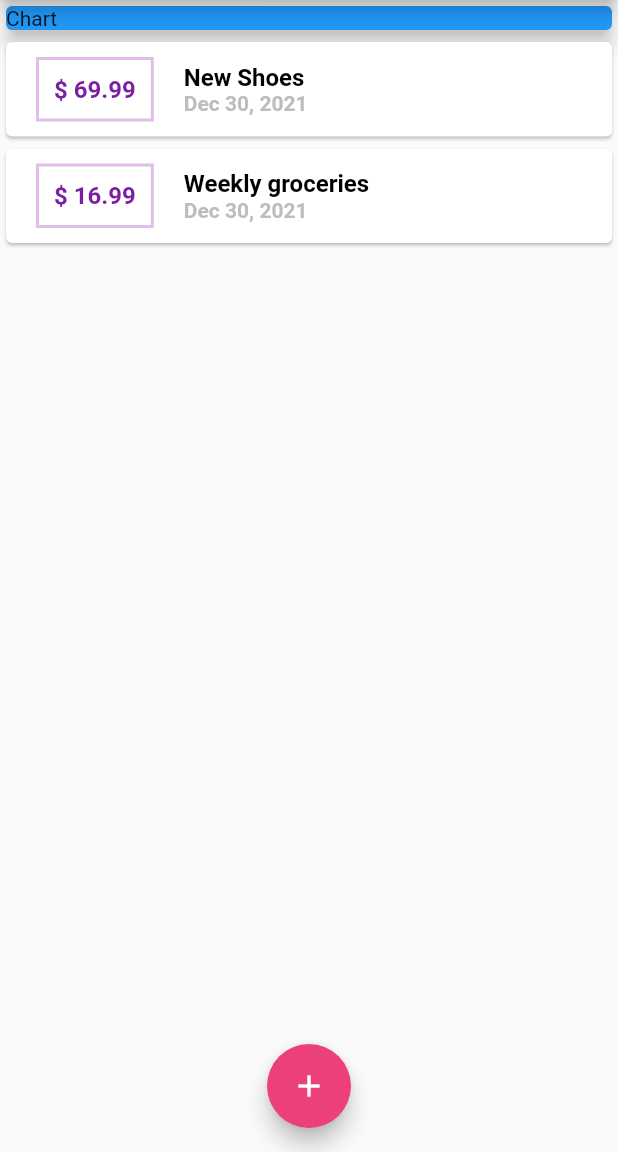
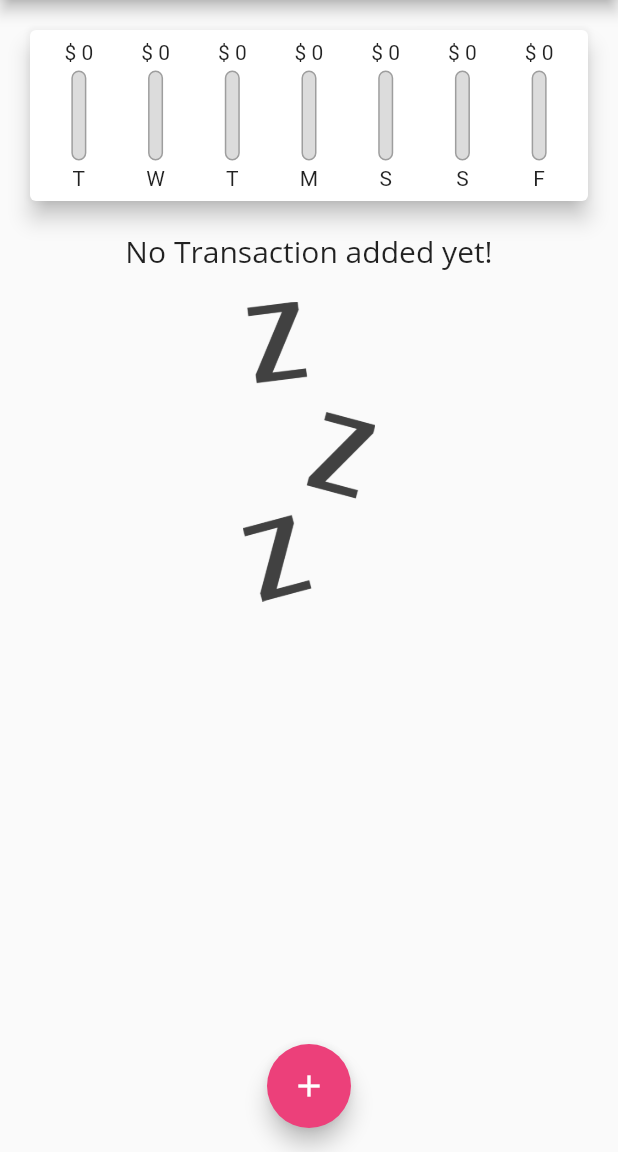
Before and after one commit to asraavisena/personal_expense_app, a Flutter app: the screen it shows after launch, on a phone screen of 412 x 824 dp, the part 84-1236 px from its top. Run offline on Flutter 3.47's test engine with Material 2 defaults, Android fonts, the phone set to English and light mode, and no system bars.

Commit message:
add chart bar

```diff
--- a/lib/main.dart
+++ b/lib/main.dart
@@ -1,6 +1,5 @@
-import 'package:flutter/gestures.dart';
 import 'package:flutter/material.dart';
-import 'package:personal_expense_app/widgets/transaction_list.dart';
+import './widgets/chart.dart';
 import './widgets/new_transaction.dart';
 import './widgets/transaction_list.dart';
 import './models/transaction.dart';
@@ -44,14 +43,23 @@ class MyHomePage extends StatefulWidget {
 
 class _MyHomePageState extends State<MyHomePage> {
   final List<Transaction> _userTransactions = [
-    Transaction(
-        id: 'T1', title: 'New Shoes', amount: 69.99, date: DateTime.now()),
-    Transaction(
-        id: 'T2',
-        title: 'Weekly groceries',
-        amount: 16.99,
-        date: DateTime.now())
+    // Transaction(
+    //     id: 'T1', title: 'New Shoes', amount: 69.99, date: DateTime.now()),
+    // Transaction(
+    //     id: 'T2',
+    //     title: 'Weekly groceries',
+    //     amount: 16.99,
+    //     date: DateTime.now())
   ];
+
+  List<Transaction> get _recentTransaction {
+    return _userTransactions.where((tx) {
+      return tx.date.isAfter(DateTime.now().subtract(
+        Duration(days: 7),
+      ));
+    }).toList();
+  }
+
   void _addTransaction(String title, double amount) {
     final newTransaction = Transaction(
         title: title,
@@ -96,14 +104,7 @@ class _MyHomePageState extends State<MyHomePage> {
             children: <Widget>[
               // Card will take width child, but if the parents had width it will take the parent,
               // Column is not the parent, usually is Container so it is no problem to put Container in Card or outside Card as Parent
-              Container(
-                  // double.infinity will expand depends on screen
-                  width: double.infinity,
-                  child: const Card(
-                    color: Colors.blue,
-                    child: Text('Chart'),
-                    elevation: 5,
-                  )),
+              Chart(_recentTransaction),
               TransactionList(_userTransactions),
             ],
           ),
--- /dev/null
+++ b/lib/widgets/chart.dart
@@ -0,0 +1,61 @@
+import 'package:flutter/material.dart';
+import 'package:intl/intl.dart';
+import '../widgets/chart_bar.dart';
+import '../models/transaction.dart';
+
+class Chart extends StatelessWidget {
+  final List<Transaction> recentTransaction;
+  Chart(this.recentTransaction);
+
+  List<Map<String, Object>> get groupedTransactionValues {
+    return List.generate(7, (index) {
+      final weekDay = DateTime.now().subtract(
+        Duration(days: index),
+      );
+      double totalSum = 0.0;
+      for (var i = 0; i < recentTransaction.length; i++) {
+        if (recentTransaction[i].date.day == weekDay.day &&
+            recentTransaction[i].date.month == weekDay.month &&
+            recentTransaction[i].date.year == weekDay.year) {
+          totalSum += recentTransaction[i].amount;
+        }
+      }
+
+      return {
+        'day': DateFormat.E().format(weekDay).substring(0, 1),
+        'amount': totalSum
+      };
+    });
+  }
+
+  double get totalSpending {
+    return groupedTransactionValues.fold(0.0, (sum, item) {
+      return sum + (item['amount'] as double);
+    });
+  }
+
+  @override
+  Widget build(BuildContext context) {
+    return Card(
+      elevation: 6,
+      margin: EdgeInsets.all(20),
+      child: Container(
+        padding: EdgeInsets.all(7),
+        child: Row(
+          mainAxisAlignment: MainAxisAlignment.spaceAround,
+          children: groupedTransactionValues.map((data) {
+            return Flexible(
+              fit: FlexFit.tight,
+              child: ChartBar(
+                  (data['day'] as String),
+                  (data['amount'] as double),
+                  totalSpending == 0.0
+                      ? 0.0
+                      : (data['amount'] as double) / totalSpending),
+            );
+          }).toList(),
+        ),
+      ),
+    );
+  }
+}
--- /dev/null
+++ b/lib/widgets/chart_bar.dart
@@ -0,0 +1,46 @@
+import 'package:flutter/material.dart';
+
+class ChartBar extends StatelessWidget {
+  final String label;
+  final double spendingAmount;
+  final double spendingPercentageofTotal;
+
+  ChartBar(this.label, this.spendingAmount, this.spendingPercentageofTotal);
+  @override
+  Widget build(BuildContext context) {
+    return Column(
+      children: <Widget>[
+        FittedBox(child: Text('\$ ${spendingAmount.toStringAsFixed(0)}')),
+        SizedBox(
+          height: 4,
+        ),
+        Container(
+          height: 60,
+          width: 10,
+          child: Stack(
+            children: <Widget>[
+              Container(
+                decoration: BoxDecoration(
+                    borderRadius: BorderRadius.circular(20),
+                    border: Border.all(color: Colors.grey, width: 1.0),
+                    color: Color.fromRGBO(220, 220, 220, 1)),
+              ),
+              FractionallySizedBox(
+                heightFactor: spendingPercentageofTotal,
+                child: Container(
+                  decoration: BoxDecoration(
+                      borderRadius: BorderRadius.circular(20),
+                      color: Theme.of(context).primaryColor),
+                ),
+              )
+            ],
+          ),
+        ),
+        SizedBox(
+          height: 4,
+        ),
+        Text(label)
+      ],
+    );
+  }
+}
--- a/lib/widgets/transaction_list.dart
+++ b/lib/widgets/transaction_list.dart
@@ -11,7 +11,25 @@ class TransactionList extends StatelessWidget {
   Widget build(BuildContext context) {
     return Container(
         height: 300,
-        child: ListView.builder(
+        child: transactions.isEmpty
+            ? Column(
+                children: <Widget>[
+                  Text(
+                    'No Transaction added yet!',
+                    style: Theme.of(context).textTheme.headline6,
+                  ),
+                  SizedBox(
+                    height: 20,
+                  ),
+                  Container(
+                      height: 200,
+                      child: Image.asset(
+                        'assets/images/waiting.png',
+                        fit: BoxFit.cover,
+                      ))
+                ],
+              )
+            : ListView.builder(
                 itemBuilder: (ctx, index) {
 // return a widget
                   return Card(
@@ -19,7 +37,8 @@ class TransactionList extends StatelessWidget {
                     children: <Widget>[
                       Container(
                         padding: EdgeInsets.all(10),
-                  margin: EdgeInsets.symmetric(vertical: 10, horizontal: 20),
+                        margin:
+                            EdgeInsets.symmetric(vertical: 10, horizontal: 20),
                         // Decoration -> Border
                         decoration: BoxDecoration(
                             border: Border.all(
--- a/pubspec.yaml
+++ b/pubspec.yaml
@@ -57,8 +57,8 @@ flutter:
   uses-material-design: true
 
   # To add assets to your application, add an assets section, like this:
-  # assets:
-  #   - images/a_dot_burr.jpeg
+  assets:
+    - assets/images/waiting.png
   #   - images/a_dot_ham.jpeg
 
   # An image asset can refer to one or more resolution-specific "variants", see
```
Also changed, not shown: assets/images/waiting.png (added). Lines whose indentation alone changed are shown as unchanged.
